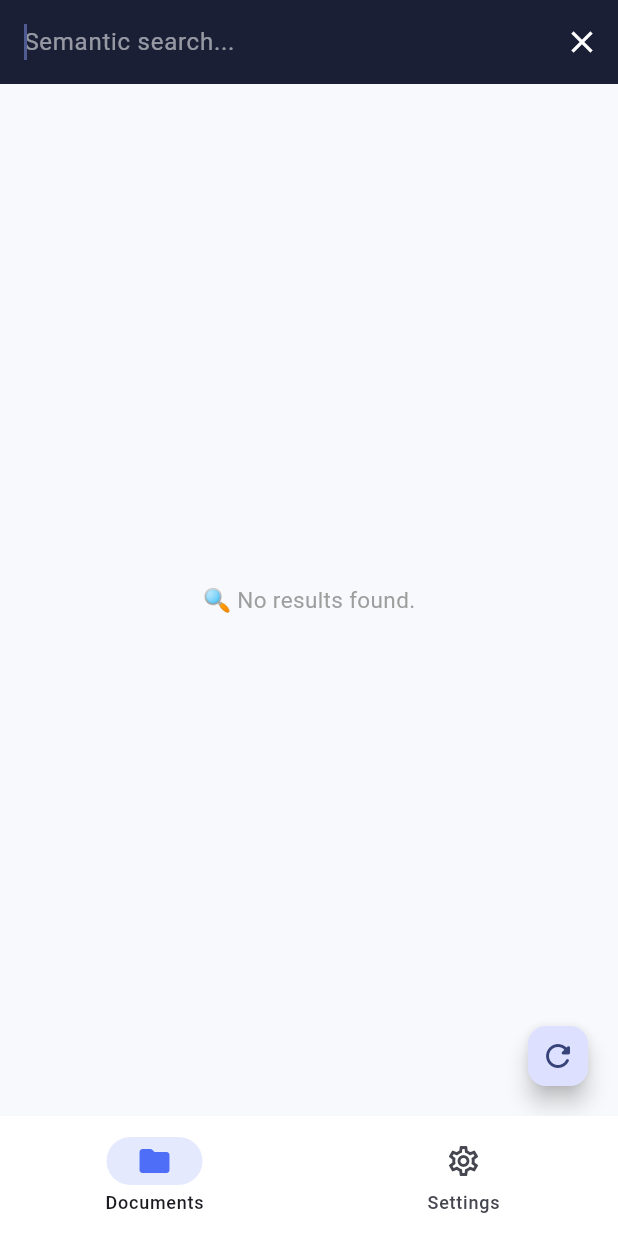
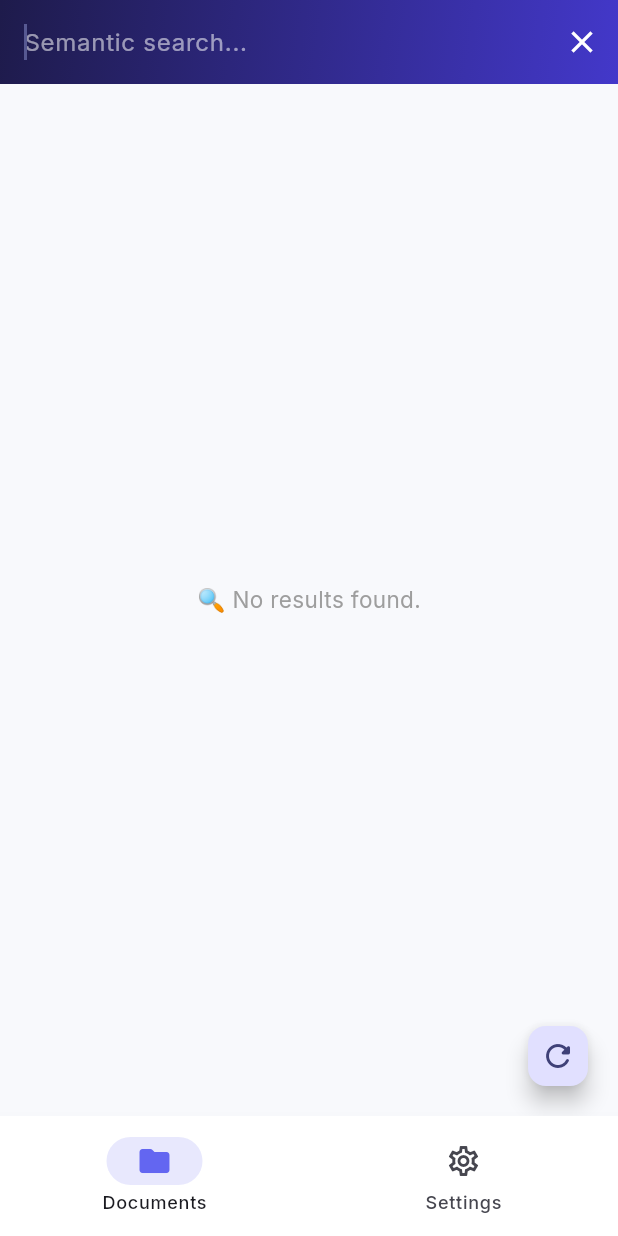
Before and after one commit to KaryaPutraS/docmind, a Flutter app: the screen it shows after launch, after a tap on the "search" icon, on a phone screen of 412 x 824 dp. Run offline on Flutter 3.47's test engine with Material 3 defaults, Android fonts, the phone set to English and light mode, and no system bars; our stand-ins replace dio, flutter_riverpod, google_fonts, pretty_dio_logger, timeago; network calls fail.

Commit message:
chore: sync local changes — UI polish + new icons + Google Fonts
Frontend:
- AppBar gradient: deep violet → indigo (Color(0xFF1E1B4B) → Color(0xFF4338CA))
- Google Fonts: Inter text theme
- Card theme: subtle elevation + 16px border radius
- Color scheme: #6366F1 (indigo) accent replacing #4F6EF7
- Bottom nav: elevation 10 + shadow
- Settings screen: gradient AppBar + unified card styling
- New launcher icons (hdpi → xxxhdpi)
- app icon asset (icon.jpg)
- .agents/AGENTS.md added

Backend:
- Dockerfile: python:3.11-slim-bookworm + libgl1

```diff
--- a/frontend/lib/main.dart
+++ b/frontend/lib/main.dart
@@ -4,6 +4,7 @@
 import 'package:flutter/material.dart';
 import 'package:flutter_riverpod/flutter_riverpod.dart';
 import 'package:timeago/timeago.dart' as timeago;
+import 'package:google_fonts/google_fonts.dart';
 
 import 'providers/document_providers.dart';
 import 'screens/home_screen.dart';
@@ -29,18 +30,28 @@ class DocMindApp extends StatelessWidget {
       debugShowCheckedModeBanner: false,
       theme: ThemeData(
         useMaterial3: true,
-        colorSchemeSeed: const Color(0xFF4F6EF7),
+        colorSchemeSeed: const Color(0xFF6366F1), // Indigo/Purple gradient vibe
         brightness: Brightness.light,
-        scaffoldBackgroundColor: const Color(0xFFF8F9FC),
+        scaffoldBackgroundColor: const Color(0xFFF4F7FC), // Softer, premium background
+        textTheme: GoogleFonts.interTextTheme(Theme.of(context).textTheme),
         appBarTheme: const AppBarTheme(
           centerTitle: false,
           elevation: 0,
+          backgroundColor: Colors.transparent,
+          scrolledUnderElevation: 0,
+        ),
+        cardTheme: CardTheme(
+          elevation: 2,
+          shadowColor: Colors.black.withOpacity(0.04),
+          shape: RoundedRectangleBorder(borderRadius: BorderRadius.circular(16)),
+          color: Colors.white,
+          margin: const EdgeInsets.symmetric(vertical: 6),
         ),
         segmentedButtonTheme: SegmentedButtonThemeData(
           style: ButtonStyle(
             backgroundColor: WidgetStateProperty.resolveWith((states) {
               if (states.contains(WidgetState.selected)) {
-                return const Color(0xFF4F6EF7).withOpacity(0.1);
+                return const Color(0xFF6366F1).withOpacity(0.1);
               }
               return null;
             }),
@@ -110,19 +121,20 @@ class MainShell extends ConsumerWidget {
         onDestinationSelected: (i) =>
             ref.read(bottomNavIndexProvider.notifier).state = i,
         backgroundColor: Colors.white,
-        elevation: 2,
-        indicatorColor: const Color(0xFF4F6EF7).withOpacity(0.15),
+        elevation: 10,
+        indicatorColor: const Color(0xFF6366F1).withOpacity(0.15),
+        shadowColor: Colors.black.withOpacity(0.1),
         destinations: const [
           NavigationDestination(
             icon: Icon(Icons.folder_outlined),
             selectedIcon: Icon(Icons.folder_rounded,
-                color: Color(0xFF4F6EF7)),
+                color: Color(0xFF6366F1)),
             label: 'Documents',
           ),
           NavigationDestination(
             icon: Icon(Icons.settings_outlined),
             selectedIcon: Icon(Icons.settings_rounded,
-                color: Color(0xFF4F6EF7)),
+                color: Color(0xFF6366F1)),
             label: 'Settings',
           ),
         ],
--- a/frontend/lib/screens/home_screen.dart
+++ b/frontend/lib/screens/home_screen.dart
@@ -48,7 +48,15 @@ class _HomeScreenState extends ConsumerState<HomeScreen> {
   PreferredSizeWidget _buildAppBar(bool isSearching) {
     return AppBar(
       elevation: 0,
-      backgroundColor: const Color(0xFF1A1F36),
+      flexibleSpace: Container(
+        decoration: const BoxDecoration(
+          gradient: LinearGradient(
+            colors: [Color(0xFF1E1B4B), Color(0xFF4338CA)], // Deep violet to indigo
+            begin: Alignment.topLeft,
+            end: Alignment.bottomRight,
+          ),
+        ),
+      ),
       foregroundColor: Colors.white,
       title: isSearching
           ? _SearchBar(
@@ -56,7 +64,7 @@ class _HomeScreenState extends ConsumerState<HomeScreen> {
                 ref.read(searchQueryProvider.notifier).state = value.trim();
               },
             )
-          : const Text('DocMind', style: TextStyle(fontWeight: FontWeight.w600)),
+          : const Text('DocMind', style: TextStyle(fontWeight: FontWeight.w700, letterSpacing: 0.5)),
       actions: [
         IconButton(
           icon: Icon(isSearching ? Icons.close : Icons.search_rounded),
@@ -99,8 +107,8 @@ class _HomeScreenState extends ConsumerState<HomeScreen> {
                 child: Text(
                   parts[i],
                   style: TextStyle(
-                    fontWeight: i == parts.length - 1 ? FontWeight.w700 : FontWeight.w400,
-                    color: i == parts.length - 1 ? const Color(0xFF4F6EF7) : Colors.black87,
+                    fontWeight: i == parts.length - 1 ? FontWeight.w700 : FontWeight.w500,
+                    color: i == parts.length - 1 ? const Color(0xFF6366F1) : Colors.black87,
                   ),
                 ),
               ),
@@ -182,13 +190,10 @@ class _HomeScreenState extends ConsumerState<HomeScreen> {
   Widget _buildFolderTile(String folderName, String currentPrefix) {
     final display = folderName.split('/').last;
     return Card(
-      margin: const EdgeInsets.symmetric(vertical: 3),
-      elevation: 0,
-      shape: RoundedRectangleBorder(borderRadius: BorderRadius.circular(10)),
       child: ListTile(
-        leading: const Icon(Icons.folder_rounded, color: Color(0xFF4F6EF7), size: 32),
-        title: Text(display, style: const TextStyle(fontWeight: FontWeight.w500)),
-        trailing: const Icon(Icons.chevron_right_rounded),
+        leading: const Icon(Icons.folder_rounded, color: Color(0xFF6366F1), size: 36),
+        title: Text(display, style: const TextStyle(fontWeight: FontWeight.w600)),
+        trailing: const Icon(Icons.chevron_right_rounded, color: Colors.grey),
         onTap: () {
           ref.read(currentFolderProvider.notifier).state = folderName;
         },
@@ -201,9 +206,6 @@ class _HomeScreenState extends ConsumerState<HomeScreen> {
   // ─────────────────────────────────────────────────────────────
   Widget _buildFileTile(DocumentModel doc) {
     return Card(
-      margin: const EdgeInsets.symmetric(vertical: 3),
-      elevation: 0,
-      shape: RoundedRectangleBorder(borderRadius: BorderRadius.circular(10)),
       child: ListTile(
         leading: _fileIcon(doc.mimeType),
         title: Text(
@@ -332,19 +334,19 @@ class _HomeScreenState extends ConsumerState<HomeScreen> {
     } else {
       icon = Icons.insert_drive_file;
     }
-    return Icon(icon, size: 32, color: const Color(0xFF4F6EF7));
+    return Icon(icon, size: 36, color: const Color(0xFF6366F1));
   }
 
   Widget _categoryChip(String category) {
     return Container(
-      padding: const EdgeInsets.symmetric(horizontal: 8, vertical: 2),
+      padding: const EdgeInsets.symmetric(horizontal: 10, vertical: 4),
       decoration: BoxDecoration(
-        color: const Color(0xFF4F6EF7).withOpacity(0.1),
+        color: const Color(0xFF6366F1).withOpacity(0.12),
         borderRadius: BorderRadius.circular(12),
       ),
       child: Text(
         category,
-        style: const TextStyle(fontSize: 11, color: Color(0xFF4F6EF7), fontWeight: FontWeight.w600),
+        style: const TextStyle(fontSize: 11, color: Color(0xFF4F6EF7), fontWeight: FontWeight.w700),
       ),
     );
   }
--- a/frontend/lib/screens/settings_screen.dart
+++ b/frontend/lib/screens/settings_screen.dart
@@ -24,10 +24,18 @@ class SettingsScreen extends ConsumerWidget {
       backgroundColor: const Color(0xFFF8F9FC),
       appBar: AppBar(
         elevation: 0,
-        backgroundColor: const Color(0xFF1A1F36),
+        flexibleSpace: Container(
+          decoration: const BoxDecoration(
+            gradient: LinearGradient(
+              colors: [Color(0xFF1E1B4B), Color(0xFF4338CA)],
+              begin: Alignment.topLeft,
+              end: Alignment.bottomRight,
+            ),
+          ),
+        ),
         foregroundColor: Colors.white,
         title: const Text('Settings',
-            style: TextStyle(fontWeight: FontWeight.w600)),
+            style: TextStyle(fontWeight: FontWeight.w700, letterSpacing: 0.5)),
       ),
       body: ListView(
         padding: const EdgeInsets.all(16),
@@ -138,9 +146,6 @@ class SettingsScreen extends ConsumerWidget {
           // ── About ──────────────────────────────────────
           _buildSectionHeader('About'),
           Card(
-            elevation: 0,
-            shape: RoundedRectangleBorder(
-                borderRadius: BorderRadius.circular(14)),
             child: const Padding(
               padding: EdgeInsets.all(16),
               child: Column(
@@ -190,8 +195,6 @@ class SettingsScreen extends ConsumerWidget {
     required VoidCallback onTap,
   }) {
     return Card(
-      elevation: 0,
-      shape: RoundedRectangleBorder(borderRadius: BorderRadius.circular(14)),
       child: ListTile(
         contentPadding:
             const EdgeInsets.symmetric(horizontal: 16, vertical: 4),
@@ -219,8 +222,6 @@ class SettingsScreen extends ConsumerWidget {
   // ──────────────────────────────────────────────────────────
   Widget _buildStatusCard(SystemStatus status, BuildContext context) {
     return Card(
-      elevation: 0,
-      shape: RoundedRectangleBorder(borderRadius: BorderRadius.circular(14)),
       child: Padding(
         padding: const EdgeInsets.all(16),
         child: Column(
--- a/frontend/lib/services/api_service.dart
+++ b/frontend/lib/services/api_service.dart
@@ -18,7 +18,7 @@ class ApiService {
   /// Default: Android emulator → host machine
   static const String _definedUrl = String.fromEnvironment(
     'API_BASE_URL',
-    defaultValue: 'http://10.0.2.2:8000',
+    defaultValue: 'http://192.168.3.3:8000',
   );
   static String baseUrlOverride = _definedUrl;
 
```
Also changed, not shown: frontend/pubspec.yaml (+7 -0 lines), frontend/assets/icon.jpg (added), 7 other files.
